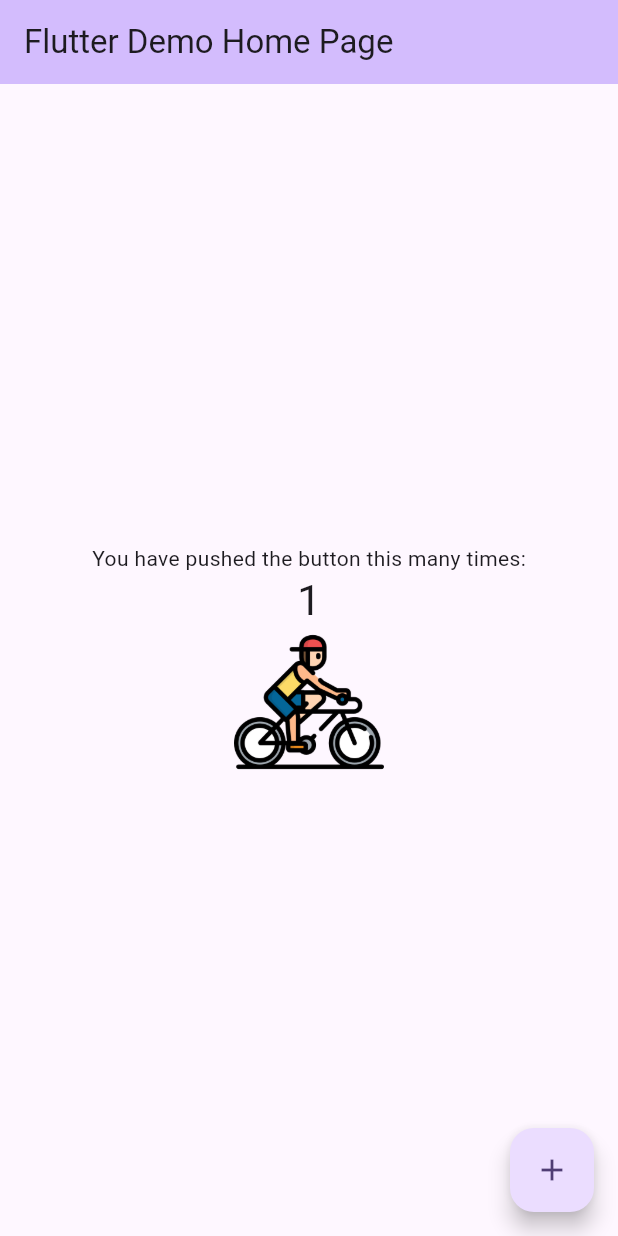
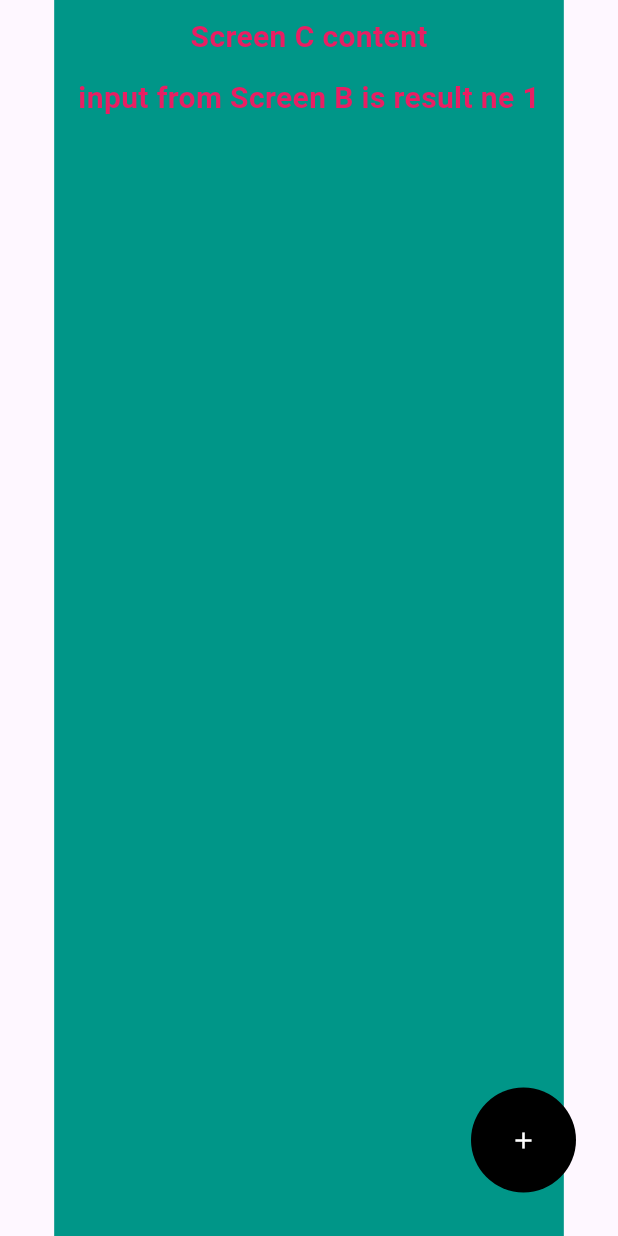
Before and after one commit to taquanghuy02032000/FlutterCookBook, a Flutter app: the screen it shows after launch, after a tap on the "add" icon, on a phone screen of 412 x 824 dp. Run offline on Flutter 3.47's test engine with Material 3 defaults, Android fonts, the phone set to English and light mode, and no system bars; network calls fail.

Commit message:
add navigation demo

```diff
--- a/lib/main.dart
+++ b/lib/main.dart
@@ -1,4 +1,7 @@
 import 'package:flutter/material.dart';
+import 'package:flutter_cook_book/presentations/demo_navigaion/screen_b.dart';
+import 'package:flutter_cook_book/presentations/demo_navigaion/screen_c.dart';
+import 'package:flutter_cook_book/presentations/demo_navigaion/screen_d.dart';
 
 void main() {
   runApp(const MyApp());
@@ -11,64 +14,28 @@ class MyApp extends StatelessWidget {
   Widget build(BuildContext context) {
     return MaterialApp(
       title: 'Flutter Demo',
+      // initialRoute: "/b",
+      // routes: <String, WidgetBuilder>{
+      //   "/b": (context) => ScreenB(),
+      //   "/c": (context) => ScreenC(inputFromBScreen: '',),
+      //   "/d": (context) => ScreenD(),
+      // },
       theme: ThemeData(
-        colorScheme: ColorScheme.fromSeed(seedColor: Colors.deepPurple),
+        colorScheme: ColorScheme.fromSeed(
+          seedColor: Colors.deepPurple,
+          primary: Colors.lightBlue,
+        ),
         useMaterial3: true,
+        textTheme: const TextTheme(
+          bodyMedium: TextStyle(
+            fontSize: 20,
+            fontWeight: FontWeight.w700,
+            color: Colors.pink,
+          ),
+        ),
       ),
-      home: const MyHomePage(title: 'Flutter Demo Home Page'),
+      // home: const ScreenB(),
+      home: const ScreenB(),
     );
   }
 }
-
-class MyHomePage extends StatefulWidget {
-  const MyHomePage({super.key, required this.title});
-
-  final String title;
-
-  @override
-  State<MyHomePage> createState() => _MyHomePageState();
-}
-
-class _MyHomePageState extends State<MyHomePage> {
-  int _counter = 0;
-
-  void _incrementCounter() {
-    setState(() {
-      _counter++;
-    });
-  }
-
-  @override
-  Widget build(BuildContext context) {
-    return Scaffold(
-      appBar: AppBar(
-        backgroundColor: Theme.of(context).colorScheme.inversePrimary,
-        title: Text(widget.title),
-      ),
-      body: Center(
-        child: Column(
-          mainAxisAlignment: MainAxisAlignment.center,
-          children: <Widget>[
-            Text(
-              'You have pushed the button this many times:',
-            ),
-            Text(
-              '$_counter',
-              style: Theme.of(context).textTheme.headlineMedium,
-            ),
-            Image.asset(
-              "assets/image/bike.png",
-              height: 100,
-              width: 100,
-            ),
-          ],
-        ),
-      ),
-      floatingActionButton: FloatingActionButton(
-        onPressed: _incrementCounter,
-        tooltip: 'Increment',
-        child: const Icon(Icons.add),
-      ), // This trailing comma makes auto-formatting nicer for build methods.
-    );
-  }
-}
--- /dev/null
+++ b/lib/presentations/demo_navigaion/screen_b.dart
@@ -0,0 +1,88 @@
+import 'package:flutter/material.dart';
+import 'package:flutter_cook_book/presentations/demo_navigaion/screen_c.dart';
+
+import 'package:flutter_cook_book/resources/image_app.dart';
+
+class ScreenB extends StatelessWidget {
+  const ScreenB({Key? key}) : super(key: key);
+
+  @override
+  Widget build(BuildContext context) {
+    return Scaffold(
+      floatingActionButton: TextButton(
+        onPressed: () async {
+          ///Push screen normal feat send data
+          ///Way 1
+          // Route routeToScreenC = MaterialPageRoute(
+          //   builder: (context) => const ScreenC(
+          //     inputFromBScreen: 'result ne 1',
+          //   ),
+          // );
+          //
+          // Navigator.push(
+          //   context,
+          //   routeToScreenC,
+          // );
+
+          ///Way2
+          // Navigator.pushNamed(context, '/c');
+
+          ///Get data from pop screen
+          final result = await Navigator.push(
+            context,
+            MaterialPageRoute(
+              builder: (context) => const ScreenC(
+                inputFromBScreen: 'result ne 1',
+              ),
+            ),
+          );
+          ScaffoldMessenger.of(context)
+            ..removeCurrentSnackBar()
+            ..showSnackBar(SnackBar(content: Text('$result')));
+        },
+        child: Container(
+          width: 70,
+          height: 80,
+          decoration: const BoxDecoration(
+            shape: BoxShape.circle,
+            color: Colors.black,
+          ),
+          child: const Icon(
+            Icons.add,
+            color: Colors.white,
+          ),
+        ),
+      ),
+      appBar: AppBar(
+        title: const Text('Screen B App Bar'),
+        backgroundColor: Colors.lightBlue,
+      ),
+      body: Center(
+        child: Container(
+          padding: const EdgeInsets.symmetric(
+            vertical: 10,
+            horizontal: 16,
+          ),
+          color: Colors.teal,
+          child: Column(
+            children: [
+              Text(
+                'Screen B content',
+                style: Theme.of(context).textTheme.bodyMedium,
+              ),
+              SizedBox(
+                height: 12,
+              ),
+              Image.network('https://picsum.photos/250?image=9'),
+              Image.asset(
+                ImageApp.imageCar,
+                height: 50,
+                width: 50,
+              ),
+            ],
+          ),
+        ),
+      ),
+    );
+  }
+}
--- /dev/null
+++ b/lib/presentations/demo_navigaion/screen_c.dart
@@ -0,0 +1,67 @@
+import 'package:flutter/material.dart';
+import 'package:flutter_cook_book/presentations/demo_navigaion/screen_d.dart';
+
+class ScreenC extends StatelessWidget {
+  const ScreenC({Key? key, required this.inputFromBScreen}) : super(key: key);
+  final String inputFromBScreen;
+
+  @override
+  Widget build(BuildContext context) {
+    return Scaffold(
+      floatingActionButton: TextButton(
+        onPressed: () {
+          // Route routeToScreenC = MaterialPageRoute(
+          //   builder: (context) => const ScreenD(),
+          // );
+          // Navigator.push(
+          //   context,
+          //   routeToScreenC,
+          // );
+
+          ///Use for backScreen
+          Navigator.of(context).pop("okok");
+        },
+        child: Container(
+          width: 70,
+          height: 80,
+          decoration: const BoxDecoration(
+            shape: BoxShape.circle,
+            color: Colors.black,
+          ),
+          child: const Icon(
+            Icons.add,
+            color: Colors.white,
+          ),
+        ),
+      ),
+      // appBar: AppBar(
+      //   title: const Text('Screen C App Bar'),
+      //   backgroundColor: Colors.lightBlue,
+      // ),
+      body: Center(
+        child: Container(
+          padding: const EdgeInsets.symmetric(
+            vertical: 10,
+            horizontal: 16,
+          ),
+          color: Colors.teal,
+          child: Column(
+            children: [
+              Text(
+                'Screen C content',
+                style: Theme.of(context).textTheme.bodyMedium,
+              ),
+              const SizedBox(
+                height: 12,
+              ),
+              Text(
+                'input from Screen B is $inputFromBScreen',
+                style: Theme.of(context).textTheme.bodyMedium,
+              ),
+            ],
+          ),
+        ),
+      ),
+    );
+  }
+}
--- /dev/null
+++ b/lib/presentations/demo_navigaion/screen_d.dart
@@ -0,0 +1,49 @@
+import 'package:flutter/material.dart';
+
+class ScreenD extends StatelessWidget {
+  const ScreenD({Key? key}) : super(key: key);
+
+  @override
+  Widget build(BuildContext context) {
+    return Scaffold(
+      appBar: AppBar(
+        title: const Text('Screen D App Bar'),
+        backgroundColor: Colors.lightBlue,
+      ),
+      floatingActionButton: TextButton(
+        onPressed: () {
+          print('pressed1');
+        },
+        child: Container(
+          width: 70,
+          height: 80,
+          decoration: const BoxDecoration(
+            shape: BoxShape.circle,
+            color: Colors.black,
+          ),
+          child: const Icon(
+            Icons.add,
+            color: Colors.white,
+          ),
+        ),
+      ),
+      body: Center(
+        child: Container(
+          padding: const EdgeInsets.symmetric(
+            vertical: 10,
+            horizontal: 16,
+          ),
+          color: Colors.teal,
+          child: Column(
+            children: [
+              Text(
+                'Screen D content',
+                style: Theme.of(context).textTheme.bodyMedium,
+              ),
+            ],
+          ),
+        ),
+      ),
+    );
+  }
+}
--- a/lib/resources/image_app.dart
+++ b/lib/resources/image_app.dart
@@ -1,4 +1,5 @@
 class ImageApp {
-  static const String imageCar = '';
-  static const String imageBike = '';
+  static const String baseUrlImageLocal = "assets/image/";
+  static const String imageCar = '${baseUrlImageLocal}car.png';
+  static const String imageBike = '${baseUrlImageLocal}bike.png';
 }
--- a/pubspec.yaml
+++ b/pubspec.yaml
@@ -16,7 +16,7 @@ publish_to: 'none' # Remove this line if you wish to publish to pub.dev
 # https://developer.apple.com/library/archive/documentation/General/Reference/InfoPlistKeyReference/Articles/CoreFoundationKeys.html
 # In Windows, build-name is used as the major, minor, and patch parts
 # of the product and file versions while build-number is used as the build suffix.
-version: 1.0.0+1
+version: 1.0.0+5
 
 environment:
   sdk: '>=3.1.1 <4.0.0'
@@ -60,8 +60,7 @@ flutter:
 
   # To add assets to your application, add an assets section, like this:
   assets:
-    - assets/image/
-
+    - assets/images/
 
   # An image asset can refer to one or more resolution-specific "variants", see
   # https://flutter.dev/assets-and-images/#resolution-aware
```
